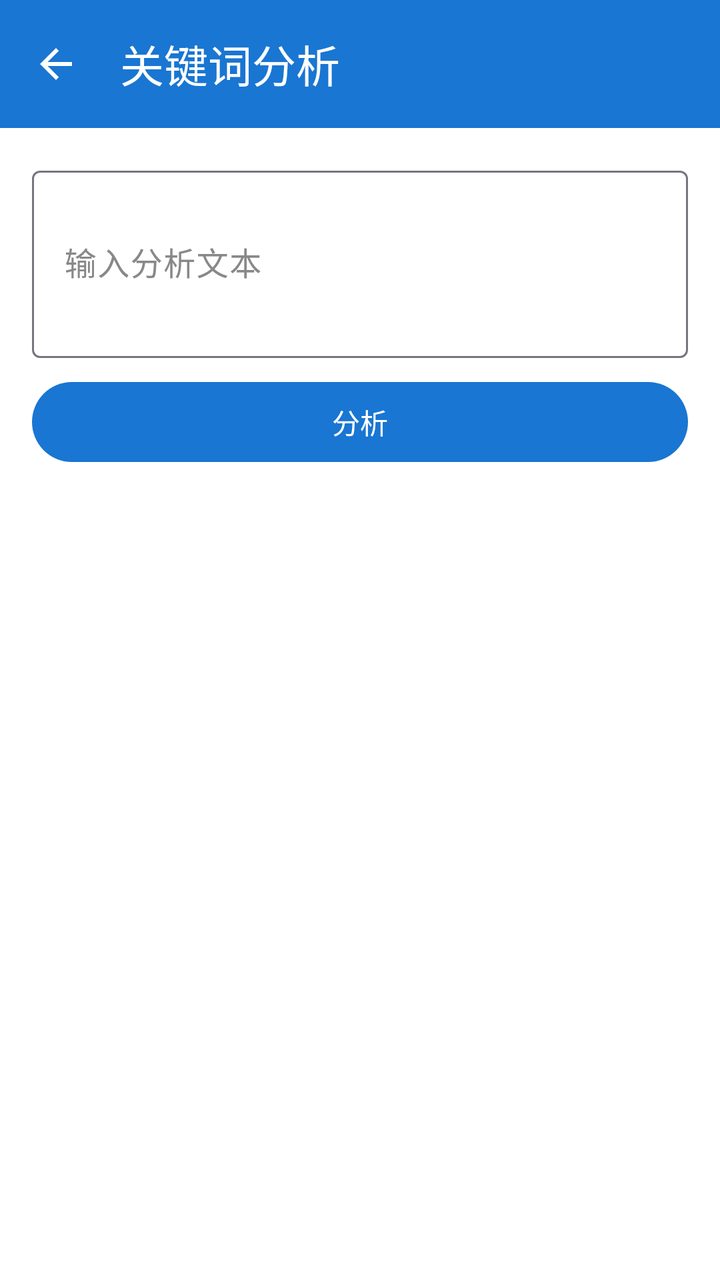
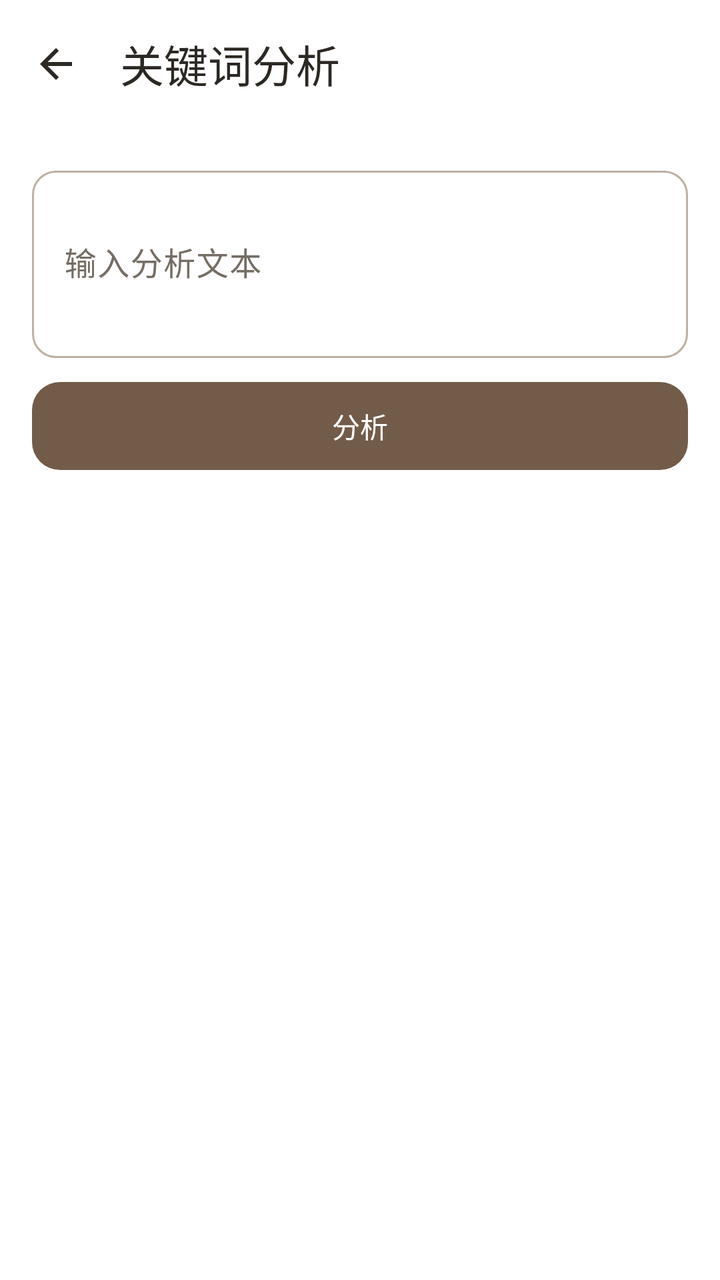

An Android layout rendered at two revisions. The XML below is the earlier revision; the diff shows what the commit changed to produce the second picture.
<!-- AndroidManifest.xml: application theme Theme.Project_Pandora -->
<!-- res/layout/activity_keyword_analysis.xml -->
<?xml version="1.0" encoding="utf-8"?>
<layout xmlns:android="http://schemas.android.com/apk/res/android"
    xmlns:app="http://schemas.android.com/apk/res-auto">

    <data>

    </data>

    <androidx.constraintlayout.widget.ConstraintLayout
        android:layout_width="match_parent"
        android:layout_height="match_parent"
        android:background="?attr/colorSurface">

        <com.google.android.material.appbar.MaterialToolbar
            android:id="@+id/toolbar"
            android:layout_width="match_parent"
            android:layout_height="wrap_content"
            android:background="?attr/colorPrimary"
            app:title="关键词分析"
            app:titleTextColor="@android:color/white"
            app:navigationIcon="@drawable/ic_back"
            app:layout_constraintTop_toTopOf="parent" />

        <ScrollView
            android:layout_width="match_parent"
            android:layout_height="0dp"
            app:layout_constraintTop_toBottomOf="@id/toolbar"
            app:layout_constraintBottom_toBottomOf="parent">

            <LinearLayout
                android:layout_width="match_parent"
                android:layout_height="wrap_content"
                android:orientation="vertical"
                android:padding="16dp">

                <com.google.android.material.textfield.TextInputLayout
                    android:layout_width="match_parent"
                    android:layout_height="wrap_content"
                    android:hint="输入分析文本">

                    <com.google.android.material.textfield.TextInputEditText
                        android:id="@+id/editText"
                        android:layout_width="match_parent"
                        android:layout_height="wrap_content"
                        android:inputType="textMultiLine"
                        android:minLines="3"
                        android:textColor="@color/color_text_edit_content" />

                </com.google.android.material.textfield.TextInputLayout>

                <com.google.android.material.button.MaterialButton
                    android:id="@+id/btnAnalyze"
                    android:layout_width="match_parent"
                    android:layout_height="wrap_content"
                    android:layout_marginTop="8dp"
                    android:text="分析" />

                <TextView
                    android:id="@+id/textProcess"
                    android:layout_width="match_parent"
                    android:layout_height="wrap_content"
                    android:layout_marginTop="12dp"
                    android:textSize="13sp"
                    android:fontFamily="monospace"
                    android:textColor="@color/color_text_secondary"
                    android:lineSpacingExtra="2dp"
                    android:visibility="gone" />

                <androidx.recyclerview.widget.RecyclerView
                    android:id="@+id/recyclerKeywords"
                    android:layout_width="match_parent"
                    android:layout_height="wrap_content"
                    android:layout_marginTop="8dp"
                    android:nestedScrollingEnabled="false" />

            </LinearLayout>

        </ScrollView>

        <ProgressBar
            android:id="@+id/progressBar"
            android:layout_width="wrap_content"
            android:layout_height="wrap_content"
            android:visibility="gone"
            app:layout_constraintTop_toTopOf="parent"
            app:layout_constraintBottom_toBottomOf="parent"
            app:layout_constraintStart_toStartOf="parent"
            app:layout_constraintEnd_toEndOf="parent" />

    </androidx.constraintlayout.widget.ConstraintLayout>
</layout>
<!-- resources referenced by this layout -->
<resources>
  <color name="color_text_edit_content">#FF000000</color>
  <color name="color_text_secondary">#FF888888</color>
  <style name="Base.Theme.Project_Pandora" parent="Theme.Material3.DayNight.NoActionBar">
          
          <item name="colorPrimary">@color/color_calendar_today</item>
          <item name="colorOnPrimary">@color/white</item>
          <item name="colorSurface">@color/color_bg_page</item>
          <item name="colorOnSurface">@color/color_text_primary</item>
          <item name="colorOnSurfaceVariant">@color/color_text_secondary</item>
          <item name="android:colorBackground">@color/color_bg_page</item>
          <item name="android:textColorPrimary">@color/color_text_primary</item>
          <item name="android:textColorSecondary">@color/color_text_secondary</item>
      </style>
  <color name="color_calendar_today">#FF1976D2</color>
  <color name="white">#FFFFFFFF</color>
  <color name="color_bg_page">#FFFFFFFF</color>
  <color name="color_text_primary">#FF333333</color>
  <!-- unchanged entries left out for length: 2 -->
</resources>

<!-- the commit's change to res/layout/activity_keyword_analysis.xml (unified diff, before → after) -->
@@ -15,11 +15,14 @@
             android:id="@+id/toolbar"
             android:layout_width="match_parent"
             android:layout_height="wrap_content"
-            android:background="?attr/colorPrimary"
+            android:background="@color/color_surface"
             app:title="关键词分析"
-            app:titleTextColor="@android:color/white"
+            app:titleTextColor="@color/color_text_primary"
             app:navigationIcon="@drawable/ic_back"
-            app:layout_constraintTop_toTopOf="parent" />
+            app:layout_constraintTop_toTopOf="parent"
+            style="@style/Widget.Pandora.Toolbar"
+            app:navigationIconTint="@color/color_text_primary"
+            android:elevation="0dp" />
 
         <ScrollView
             android:layout_width="match_parent"
@@ -53,7 +56,8 @@
                     android:layout_width="match_parent"
                     android:layout_height="wrap_content"
                     android:layout_marginTop="8dp"
-                    android:text="分析" />
+                    android:text="分析"
+                    android:textColor="@color/color_on_accent" />
 
                 <TextView
                     android:id="@+id/textProcess"
<!-- resource entries referenced after the edit -->
@@ -1,22 +1,178 @@
 <!-- resources referenced by this layout -->
 <resources>
-  <color name="color_text_edit_content">#FF000000</color>
-  <color name="color_text_secondary">#FF888888</color>
+  <color name="color_on_accent">#FFFFFF</color>
+  <color name="color_surface">#FFFFFF</color>
+  <color name="color_text_edit_content">#2C2823</color>
+  <color name="color_text_secondary">#756D63</color>
+  <style name="Widget.Pandora.Toolbar" parent="Widget.Material3.Toolbar">
+          <item name="android:background">@color/color_surface</item>
+          <item name="android:minHeight">64dp</item>
+          <item name="android:elevation">0dp</item>
+          <item name="titleTextAppearance">@style/TextAppearance.Pandora.Title</item>
+          <item name="titleTextColor">@color/color_text_primary</item>
+          <item name="subtitleTextColor">@color/color_text_secondary</item>
+          <item name="navigationIconTint">@color/color_text_primary</item>
+          <item name="contentInsetStart">20dp</item>
+          <item name="contentInsetEnd">16dp</item>
+      </style>
+  <style name="TextAppearance.Pandora.Title" parent="TextAppearance.Material3.TitleLarge">
+          <item name="android:fontFamily">sans-serif-medium</item>
+          <item name="android:textSize">22sp</item>
+          <item name="android:textColor">@color/color_text_primary</item>
+      </style>
   <style name="Base.Theme.Project_Pandora" parent="Theme.Material3.DayNight.NoActionBar">
           
-          <item name="colorPrimary">@color/color_calendar_today</item>
-          <item name="colorOnPrimary">@color/white</item>
-          <item name="colorSurface">@color/color_bg_page</item>
+          <item name="colorPrimary">@color/color_accent</item>
+          <item name="colorOnPrimary">@color/color_on_accent</item>
+          <item name="colorPrimaryContainer">@color/color_accent_soft</item>
+          <item name="colorOnPrimaryContainer">@color/color_text_primary</item>
+          <item name="colorSecondary">@color/color_accent</item>
+          <item name="colorOnSecondary">@color/color_on_accent</item>
+          <item name="colorSecondaryContainer">@color/color_accent_soft</item>
+          <item name="colorOnSecondaryContainer">@color/color_text_primary</item>
+          <item name="colorTertiary">@color/color_accent</item>
+          <item name="colorOnTertiary">@color/color_on_accent</item>
+          <item name="colorTertiaryContainer">@color/color_accent_soft</item>
+          <item name="colorOnTertiaryContainer">@color/color_text_primary</item>
+          <item name="colorSurface">@color/color_surface</item>
           <item name="colorOnSurface">@color/color_text_primary</item>
           <item name="colorOnSurfaceVariant">@color/color_text_secondary</item>
+          <item name="colorSurfaceVariant">@color/color_surface_soft</item>
+          <item name="colorSurfaceContainerLowest">@color/color_surface</item>
+          <item name="colorSurfaceContainerLow">@color/color_surface</item>
+          <item name="colorSurfaceContainer">@color/color_surface_soft</item>
+          <item name="colorSurfaceContainerHigh">@color/color_surface_soft</item>
+          <item name="colorSurfaceContainerHighest">@color/color_accent_soft</item>
+          <item name="colorOutline">@color/color_border_strong</item>
+          <item name="colorOutlineVariant">@color/color_divider</item>
+          <item name="colorError">@color/color_error</item>
+          <item name="colorOnError">@color/color_on_accent</item>
+          <item name="colorErrorContainer">@color/color_error_surface</item>
+          <item name="colorOnErrorContainer">@color/color_error</item>
+          <item name="colorControlHighlight">@color/color_accent_soft</item>
           <item name="android:colorBackground">@color/color_bg_page</item>
+          <item name="android:windowBackground">@color/color_bg_page</item>
           <item name="android:textColorPrimary">@color/color_text_primary</item>
           <item name="android:textColorSecondary">@color/color_text_secondary</item>
+          <item name="android:fontFamily">sans-serif</item>
+          <item name="fontFamily">sans-serif</item>
+          <item name="textAppearanceBodyLarge">@style/TextAppearance.Pandora.Body</item>
+          <item name="textAppearanceBodyMedium">@style/TextAppearance.Pandora.BodySmall</item>
+          <item name="textAppearanceTitleLarge">@style/TextAppearance.Pandora.Title</item>
+          <item name="textAppearanceLabelLarge">@style/TextAppearance.Pandora.Label</item>
+          <item name="materialButtonStyle">@style/Widget.Pandora.Button</item>
+          <item name="materialButtonOutlinedStyle">@style/Widget.Pandora.Button.Outlined</item>
+          <item name="materialCardViewStyle">@style/Widget.Pandora.Card</item>
+          <item name="cardViewStyle">@style/Widget.Pandora.LegacyCard</item>
+          <item name="toolbarStyle">@style/Widget.Pandora.Toolbar</item>
+          <item name="textInputStyle">@style/Widget.Pandora.TextInput</item>
+          <item name="tabStyle">@style/Widget.Pandora.Tabs</item>
+          <item name="chipStyle">@style/Widget.Pandora.Chip</item>
+          <item name="bottomNavigationStyle">@style/Widget.Pandora.BottomNavigation</item>
+          <item name="floatingActionButtonStyle">@style/Widget.Pandora.Fab</item>
       </style>
-  <color name="color_calendar_today">#FF1976D2</color>
-  <color name="white">#FFFFFFFF</color>
-  <color name="color_bg_page">#FFFFFFFF</color>
-  <color name="color_text_primary">#FF333333</color>
+  <color name="color_accent">#725B49</color>
+  <color name="color_accent_soft">#EEE6DC</color>
+  <color name="color_surface_soft">#F3EFE8</color>
+  <color name="color_border_strong">#BDB0A0</color>
+  <color name="color_divider">#E9E3DA</color>
+  <color name="color_error">#A1473A</color>
+  <color name="color_error_surface">#F8EAE5</color>
+  <color name="color_bg_page">#F8F6F2</color>
+  <style name="TextAppearance.Pandora.Body" parent="TextAppearance.Material3.BodyLarge">
+          <item name="android:fontFamily">sans-serif</item>
+          <item name="android:textSize">16sp</item>
+          <item name="android:textColor">@color/color_text_primary</item>
+      </style>
+  <style name="TextAppearance.Pandora.BodySmall" parent="TextAppearance.Material3.BodyMedium">
+          <item name="android:textSize">14sp</item>
+          <item name="android:textColor">@color/color_text_secondary</item>
+      </style>
+  <style name="TextAppearance.Pandora.Label" parent="TextAppearance.Material3.LabelLarge">
+          <item name="android:fontFamily">sans-serif-medium</item>
+          <item name="android:textSize">14sp</item>
+          <item name="android:letterSpacing">0</item>
+          <item name="android:textAllCaps">false</item>
+      </style>
+  <style name="Widget.Pandora.Button" parent="Widget.Material3.Button">
+          <item name="cornerRadius">14dp</item>
+          <item name="android:minHeight">52dp</item>
+          <item name="android:textAppearance">@style/TextAppearance.Pandora.Label</item>
+          <item name="android:textAllCaps">false</item>
+          <item name="android:stateListAnimator">@null</item>
+      </style>
+  <style name="Widget.Pandora.Button.Outlined" parent="Widget.Material3.Button.OutlinedButton">
+          <item name="cornerRadius">14dp</item>
+          <item name="strokeColor">@color/color_border_strong</item>
+          <item name="android:minHeight">48dp</item>
+          <item name="android:textAppearance">@style/TextAppearance.Pandora.Label</item>
+          <item name="android:textAllCaps">false</item>
+      </style>
+  <style name="Widget.Pandora.Card" parent="Widget.MaterialComponents.CardView">
+          <item name="cardBackgroundColor">@color/color_surface</item>
+          <item name="cardCornerRadius">18dp</item>
+          <item name="cardElevation">0dp</item>
+          <item name="strokeColor">@color/color_divider</item>
+          <item name="strokeWidth">1dp</item>
+      </style>
+  <style name="Widget.Pandora.LegacyCard" parent="CardView">
+          <item name="cardBackgroundColor">@color/color_surface</item>
+          <item name="cardCornerRadius">18dp</item>
+          <item name="cardElevation">1dp</item>
+      </style>
+  <style name="Widget.Pandora.TextInput" parent="Widget.Material3.TextInputLayout.OutlinedBox">
+          <item name="boxBackgroundColor">@color/color_surface</item>
+          <item name="boxStrokeColor">@color/pandora_input_stroke</item>
+          <item name="hintTextColor">@color/color_accent</item>
+          <item name="android:textColorHint">@color/color_text_secondary</item>
+          <item name="boxCornerRadiusTopStart">12dp</item>
+          <item name="boxCornerRadiusTopEnd">12dp</item>
+          <item name="boxCornerRadiusBottomStart">12dp</item>
+          <item name="boxCornerRadiusBottomEnd">12dp</item>
+          <item name="boxStrokeWidth">1dp</item>
+          <item name="boxStrokeWidthFocused">2dp</item>
+      </style>
+  <style name="Widget.Pandora.Tabs" parent="Widget.Material3.TabLayout">
+          <item name="android:background">@color/color_surface</item>
+          <item name="tabTextAppearance">@style/TextAppearance.Pandora.Label</item>
+          <item name="tabTextColor">@color/color_text_secondary</item>
+          <item name="tabSelectedTextColor">@color/color_accent</item>
+          <item name="tabIndicatorColor">@color/color_accent</item>
+          <item name="tabIndicatorHeight">2dp</item>
+          <item name="tabRippleColor">@color/color_accent_soft</item>
+      </style>
+  <style name="Widget.Pandora.Chip" parent="Widget.Material3.Chip.Filter">
+          <item name="chipBackgroundColor">@color/pandora_chip_background</item>
+          <item name="android:textColor">@color/pandora_chip_text</item>
+          <item name="chipStrokeColor">@color/color_divider</item>
+          <item name="chipStrokeWidth">1dp</item>
+          <item name="chipCornerRadius">12dp</item>
+          <item name="ensureMinTouchTargetSize">true</item>
+      </style>
+  <style name="Widget.Pandora.BottomNavigation" parent="Widget.Material3.BottomNavigationView">
+          <item name="android:background">@color/color_surface</item>
+          <item name="elevation">0dp</item>
+          <item name="itemIconSize">23dp</item>
+          <item name="itemIconTint">@color/bottom_nav_color_selector</item>
+          <item name="itemTextColor">@color/bottom_nav_color_selector</item>
+          <item name="itemTextAppearanceActive">@style/TextAppearance.Pandora.Navigation</item>
+          <item name="itemTextAppearanceInactive">@style/TextAppearance.Pandora.Navigation</item>
+          <item name="itemActiveIndicatorStyle">@style/Widget.Pandora.NavIndicator</item>
+      </style>
+  <style name="Widget.Pandora.Fab" parent="Widget.Material3.FloatingActionButton.Primary">
+          <item name="backgroundTint">@color/color_accent</item>
+          <item name="tint">@color/color_on_accent</item>
+          <item name="elevation">2dp</item>
+      </style>
+  <style name="TextAppearance.Pandora.Navigation" parent="TextAppearance.Material3.LabelMedium">
+          <item name="android:fontFamily">sans-serif-medium</item>
+          <item name="android:textSize">12sp</item>
+          <item name="android:letterSpacing">0</item>
+      </style>
+  <style name="Widget.Pandora.NavIndicator" parent="Widget.Material3.BottomNavigationView.ActiveIndicator">
+          <item name="android:color">@color/color_accent_soft</item>
+      </style>
+  <color name="color_text_primary">#2C2823</color>
   <!-- unchanged entries left out for length: 2 -->
 </resources>
 
